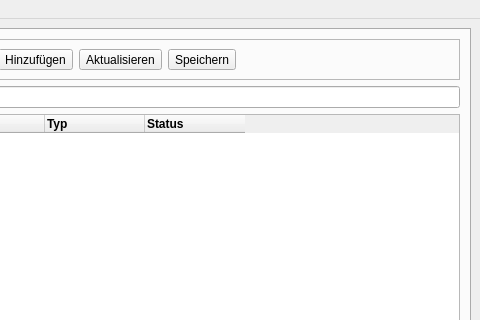
The window that flscp/ui/cp.ui (FLS-Wiesbaden/flscp) describes before a commit, drawn with Qt 5; both pictures show x 200 to 680 and y 0 to 320 of the 680 by 563 pixel window.
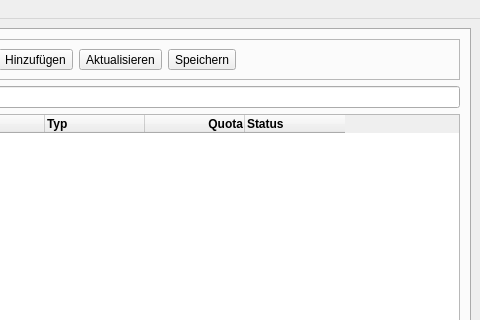
The same window after the commit. The open tabs and pages were chosen to show the change. Icons and pictures are not drawn.

Commit message: Added quota regulation + new forward with smtp account

What changed in the file:
```diff
--- a/flscp/ui/cp.ui
+++ b/flscp/ui/cp.ui
@@ -721,6 +721,20 @@
             <set>AlignLeft|AlignVCenter</set>
            </property>
           </column>
+          <column>
+           <property name="text">
+            <string>Quota</string>
+           </property>
+           <property name="font">
+            <font>
+             <weight>75</weight>
+             <bold>true</bold>
+            </font>
+           </property>
+           <property name="textAlignment">
+            <set>AlignRight|AlignVCenter</set>
+           </property>
+          </column>
           <column>
            <property name="text">
             <string>Status</string>
```
The commit also changes 5 other files.
